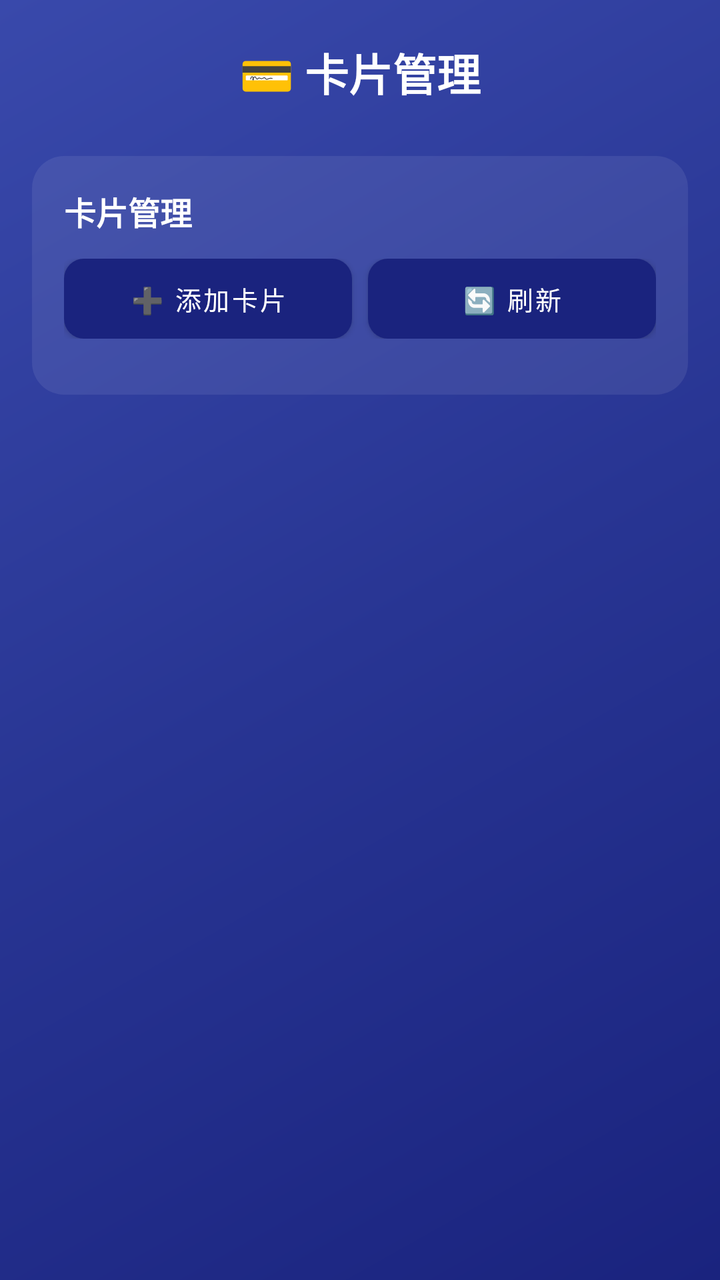
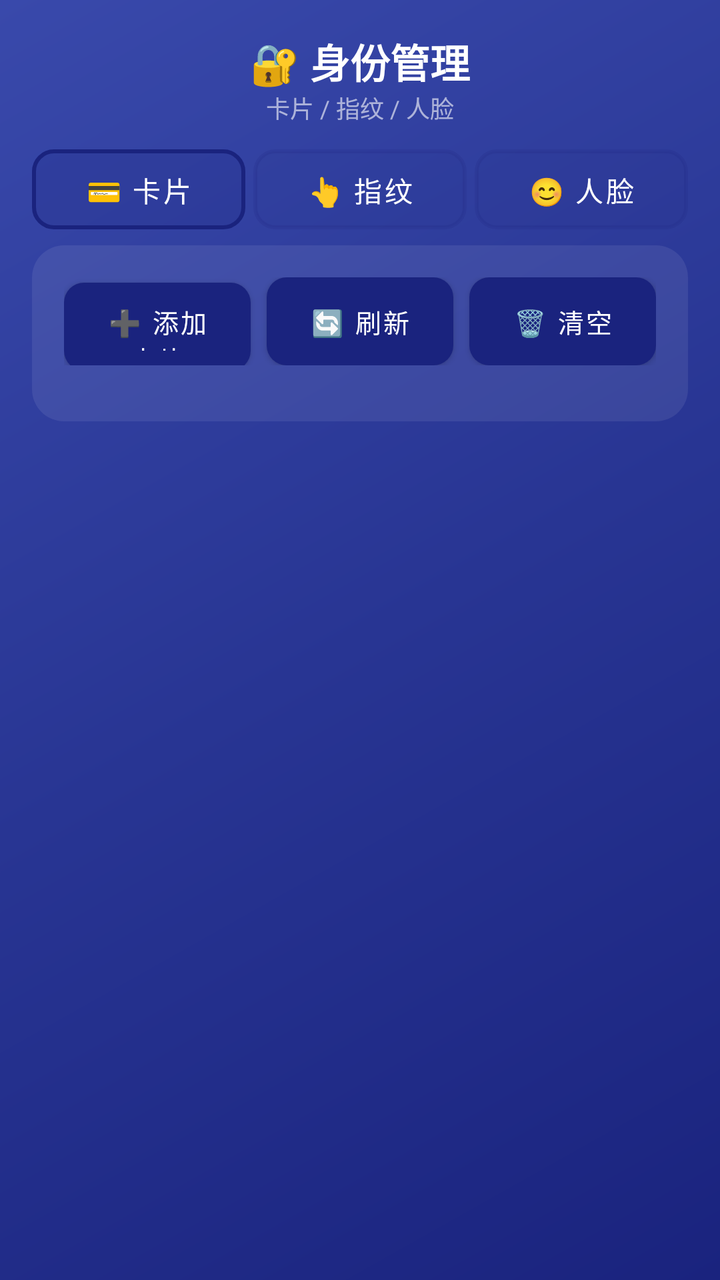

Screens rendered from an Android XML layout before and after an edit, with the pre-edit source and the edit as a unified diff.
<!-- AndroidManifest.xml: application theme Theme.SmartLock -->
<!-- res/layout/fragment_cards.xml -->
<?xml version="1.0" encoding="utf-8"?>
<ScrollView xmlns:android="http://schemas.android.com/apk/res/android"
    android:layout_width="match_parent"
    android:layout_height="match_parent"
    android:background="@drawable/bg_gradient">

    <LinearLayout
        android:layout_width="match_parent"
        android:layout_height="wrap_content"
        android:orientation="vertical"
        android:paddingBottom="80dp">

        <TextView
            android:layout_width="match_parent"
            android:layout_height="wrap_content"
            android:text="💳 卡片管理"
            android:textSize="22sp"
            android:textStyle="bold"
            android:textColor="#FFFFFF"
            android:gravity="center"
            android:paddingTop="20dp"
            android:paddingBottom="10dp"/>

        <LinearLayout
            android:layout_width="match_parent"
            android:layout_height="wrap_content"
            android:orientation="vertical"
            android:background="@drawable/bg_panel"
            android:layout_margin="16dp"
            android:padding="16dp">

            <TextView
                android:layout_width="wrap_content"
                android:layout_height="wrap_content"
                android:text="卡片管理"
                android:textSize="16sp"
                android:textStyle="bold"
                android:textColor="#FFFFFF"/>

            <LinearLayout
                android:layout_width="match_parent"
                android:layout_height="wrap_content"
                android:orientation="horizontal"
                android:layout_marginTop="12dp"
                android:layout_marginBottom="12dp">

                <Button
                    android:id="@+id/btn_add_card"
                    android:layout_width="0dp"
                    android:layout_height="40dp"
                    android:layout_weight="1"
                    android:layout_marginEnd="8dp"
                    android:background="@drawable/bg_btn_green"
                    android:text="➕ 添加卡片"
                    android:textSize="13sp"
                    android:textColor="#FFFFFF"/>

                <Button
                    android:id="@+id/btn_refresh_cards"
                    android:layout_width="0dp"
                    android:layout_height="40dp"
                    android:layout_weight="1"
                    android:background="@drawable/bg_btn_orange"
                    android:text="🔄 刷新"
                    android:textSize="13sp"
                    android:textColor="#FFFFFF"/>
            </LinearLayout>

            <LinearLayout
                android:id="@+id/cards_list"
                android:layout_width="match_parent"
                android:layout_height="wrap_content"
                android:orientation="vertical"/>
        </LinearLayout>

    </LinearLayout>
</ScrollView>
<!-- resources referenced by this layout -->
<resources>
  <!-- drawable bg_btn_green (drawable) -->
  <?xml version="1.0" encoding="utf-8"?>
  <shape xmlns:android="http://schemas.android.com/apk/res/android"
      android:shape="rectangle">
      <solid android:color="#4CAF50"/>
      <corners android:radius="10dp"/>
  </shape>
  <!-- drawable bg_btn_orange (drawable) -->
  <?xml version="1.0" encoding="utf-8"?>
  <shape xmlns:android="http://schemas.android.com/apk/res/android"
      android:shape="rectangle">
      <solid android:color="#FF9800"/>
      <corners android:radius="10dp"/>
  </shape>
  <!-- drawable bg_gradient (drawable) -->
  <?xml version="1.0" encoding="utf-8"?>
  <shape xmlns:android="http://schemas.android.com/apk/res/android"
      android:shape="rectangle">
      <gradient
          android:startColor="#1A237E"
          android:centerColor="#283593"
          android:endColor="#3949AB"
          android:angle="135"/>
  </shape>
  <!-- drawable bg_panel (drawable) -->
  <?xml version="1.0" encoding="utf-8"?>
  <shape xmlns:android="http://schemas.android.com/apk/res/android"
      android:shape="rectangle">
      <solid android:color="#14FFFFFF"/>
      <corners android:radius="16dp"/>
  </shape>
  <style name="Theme.SmartLock" parent="Theme.MaterialComponents.NoActionBar">
          <item name="colorPrimary">@color/primary</item>
          <item name="colorPrimaryDark">@color/primary_dark</item>
          <item name="colorAccent">@color/accent</item>
          <item name="android:windowBackground">@drawable/bg_gradient</item>
          <item name="android:statusBarColor">@android:color/transparent</item>
          <item name="android:navigationBarColor">#CC000000</item>
      </style>
  <color name="primary">#1A237E</color>
  <color name="primary_dark">#0D1642</color>
  <color name="accent">#4CAF50</color>
</resources>

<!-- the commit's change to res/layout/fragment_cards.xml (unified diff, before → after) -->
@@ -13,43 +13,86 @@
         <TextView
             android:layout_width="match_parent"
             android:layout_height="wrap_content"
-            android:text="💳 卡片管理"
-            android:textSize="22sp"
+            android:text="🔐 身份管理"
+            android:textSize="20sp"
             android:textStyle="bold"
             android:textColor="#FFFFFF"
             android:gravity="center"
-            android:paddingTop="20dp"
-            android:paddingBottom="10dp"/>
-
-        <LinearLayout
+            android:paddingTop="16dp"/>
+
+        <TextView
+            android:layout_width="match_parent"
+            android:layout_height="wrap_content"
+            android:text="卡片 / 指纹 / 人脸"
+            android:textSize="12sp"
+            android:textColor="#99FFFFFF"
+            android:gravity="center"
+            android:paddingBottom="12dp"/>
+
+        
+        <LinearLayout
+            android:layout_width="match_parent"
+            android:layout_height="wrap_content"
+            android:orientation="horizontal"
+            android:layout_marginStart="16dp"
+            android:layout_marginEnd="16dp"
+            android:layout_marginBottom="8dp">
+
+            <Button
+                android:id="@+id/btn_tab_card"
+                android:layout_width="0dp"
+                android:layout_height="40dp"
+                android:layout_weight="1"
+                android:background="@drawable/bg_mode_selected"
+                android:text="💳 卡片"
+                android:textSize="14sp"
+                android:textColor="#FFFFFF"/>
+
+            <Button
+                android:id="@+id/btn_tab_finger"
+                android:layout_width="0dp"
+                android:layout_height="40dp"
+                android:layout_weight="1"
+                android:layout_marginStart="4dp"
+                android:background="@drawable/bg_mode_normal"
+                android:text="👆 指纹"
+                android:textSize="14sp"
+                android:textColor="#FFFFFF"/>
+
+            <Button
+                android:id="@+id/btn_tab_face"
+                android:layout_width="0dp"
+                android:layout_height="40dp"
+                android:layout_weight="1"
+                android:layout_marginStart="4dp"
+                android:background="@drawable/bg_mode_normal"
+                android:text="😊 人脸"
+                android:textSize="14sp"
+                android:textColor="#FFFFFF"/>
+        </LinearLayout>
+
+        
+        <LinearLayout
+            android:id="@+id/panel_card"
             android:layout_width="match_parent"
             android:layout_height="wrap_content"
             android:orientation="vertical"
             android:background="@drawable/bg_panel"
-            android:layout_margin="16dp"
+            android:layout_marginStart="16dp"
+            android:layout_marginEnd="16dp"
             android:padding="16dp">
 
-            <TextView
-                android:layout_width="wrap_content"
-                android:layout_height="wrap_content"
-                android:text="卡片管理"
-                android:textSize="16sp"
-                android:textStyle="bold"
-                android:textColor="#FFFFFF"/>
-
-            <LinearLayout
-                android:layout_width="match_parent"
-                android:layout_height="wrap_content"
-                android:orientation="horizontal"
-                android:layout_marginTop="12dp"
-                android:layout_marginBottom="12dp">
+            <LinearLayout
+                android:layout_width="match_parent"
+                android:layout_height="wrap_content"
+                android:orientation="horizontal">
 
                 <Button
                     android:id="@+id/btn_add_card"
                     android:layout_width="0dp"
-                    android:layout_height="40dp"
-                    android:layout_weight="1"
-                    android:layout_marginEnd="8dp"
+                    android:layout_height="44dp"
+                    android:layout_weight="1"
+                    android:layout_marginEnd="4dp"
                     android:background="@drawable/bg_btn_green"
                     android:text="➕ 添加卡片"
                     android:textSize="13sp"
@@ -58,19 +101,155 @@
                 <Button
                     android:id="@+id/btn_refresh_cards"
                     android:layout_width="0dp"
-                    android:layout_height="40dp"
-                    android:layout_weight="1"
+                    android:layout_height="44dp"
+                    android:layout_weight="1"
+                    android:layout_marginStart="4dp"
+                    android:layout_marginEnd="4dp"
                     android:background="@drawable/bg_btn_orange"
                     android:text="🔄 刷新"
                     android:textSize="13sp"
                     android:textColor="#FFFFFF"/>
+
+                <Button
+                    android:id="@+id/btn_clear_cards"
+                    android:layout_width="0dp"
+                    android:layout_height="44dp"
+                    android:layout_weight="1"
+                    android:layout_marginStart="4dp"
+                    android:background="@drawable/bg_btn_red"
+                    android:text="🗑 清空"
+                    android:textSize="13sp"
+                    android:textColor="#FFFFFF"/>
             </LinearLayout>
 
             <LinearLayout
                 android:id="@+id/cards_list"
                 android:layout_width="match_parent"
                 android:layout_height="wrap_content"
-                android:orientation="vertical"/>
+                android:orientation="vertical"
+                android:layout_marginTop="12dp"/>
+        </LinearLayout>
+
+        
+        <LinearLayout
+            android:id="@+id/panel_finger"
+            android:layout_width="match_parent"
+            android:layout_height="wrap_content"
+            android:orientation="vertical"
+            android:background="@drawable/bg_panel"
+            android:layout_marginStart="16dp"
+            android:layout_marginEnd="16dp"
+            android:layout_marginTop="8dp"
+            android:padding="16dp"
+            android:visibility="gone">
+
+            <LinearLayout
+                android:layout_width="match_parent"
+                android:layout_height="wrap_content"
+                android:orientation="horizontal">
+
+                <Button
+                    android:id="@+id/btn_enroll_finger"
+                    android:layout_width="0dp"
+                    android:layout_height="44dp"
+                    android:layout_weight="1"
+                    android:layout_marginEnd="4dp"
+                    android:background="@drawable/bg_btn_green"
+                    android:text="➕ 录入指纹"
+                    android:textSize="13sp"
+                    android:textColor="#FFFFFF"/>
+
+                <Button
+                    android:id="@+id/btn_refresh_fingers"
+                    android:layout_width="0dp"
+                    android:layout_height="44dp"
+                    android:layout_weight="1"
+                    android:layout_marginStart="4dp"
+                    android:layout_marginEnd="4dp"
+                    android:background="@drawable/bg_btn_orange"
+                    android:text="🔄 刷新"
+                    android:textSize="13sp"
+                    android:textColor="#FFFFFF"/>
+
+                <Button
+                    android:id="@+id/btn_clear_fingers"
+                    android:layout_width="0dp"
+                    android:layout_height="44dp"
+                    android:layout_weight="1"
+                    android:layout_marginStart="4dp"
+                    android:background="@drawable/bg_btn_red"
+                    android:text="🗑 清空"
+                    android:textSize="13sp"
+                    android:textColor="#FFFFFF"/>
+            </LinearLayout>
+
+            <LinearLayout
+                android:id="@+id/fingers_list"
+                android:layout_width="match_parent"
+                android:layout_height="wrap_content"
+                android:orientation="vertical"
+                android:layout_marginTop="12dp"/>
+        </LinearLayout>
+
+        
+        <LinearLayout
+            android:id="@+id/panel_face"
+            android:layout_width="match_parent"
+            android:layout_height="wrap_content"
+            android:orientation="vertical"
+            android:background="@drawable/bg_panel"
+            android:layout_marginStart="16dp"
+            android:layout_marginEnd="16dp"
+            android:layout_marginTop="8dp"
+            android:padding="16dp"
+            android:visibility="gone">
+
+            <LinearLayout
+                android:layout_width="match_parent"
+                android:layout_height="wrap_content"
+                android:orientation="horizontal">
+
+                <Button
+                    android:id="@+id/btn_enroll_face"
+                    android:layout_width="0dp"
+                    android:layout_height="44dp"
+                    android:layout_weight="1"
+                    android:layout_marginEnd="4dp"
+                    android:background="@drawable/bg_btn_green"
+                    android:text="➕ 录入人脸"
+                    android:textSize="13sp"
+                    android:textColor="#FFFFFF"/>
+
+                <Button
+                    android:id="@+id/btn_refresh_faces"
+                    android:layout_width="0dp"
+                    android:layout_height="44dp"
+                    android:layout_weight="1"
+                    android:layout_marginStart="4dp"
+                    android:layout_marginEnd="4dp"
+                    android:background="@drawable/bg_btn_orange"
+                    android:text="🔄 刷新"
+                    android:textSize="13sp"
+                    android:textColor="#FFFFFF"/>
+
+                <Button
+                    android:id="@+id/btn_clear_faces"
+                    android:layout_width="0dp"
+                    android:layout_height="44dp"
+                    android:layout_weight="1"
+                    android:layout_marginStart="4dp"
+                    android:background="@drawable/bg_btn_red"
+                    android:text="🗑 清空"
+                    android:textSize="13sp"
+                    android:textColor="#FFFFFF"/>
+            </LinearLayout>
+
+            <LinearLayout
+                android:id="@+id/faces_list"
+                android:layout_width="match_parent"
+                android:layout_height="wrap_content"
+                android:orientation="vertical"
+                android:layout_marginTop="12dp"/>
         </LinearLayout>
 
     </LinearLayout>
<!-- resource entries referenced after the edit -->
@@ -14,6 +14,13 @@
       <solid android:color="#FF9800"/>
       <corners android:radius="10dp"/>
   </shape>
+  <!-- drawable bg_btn_red (drawable) -->
+  <?xml version="1.0" encoding="utf-8"?>
+  <shape xmlns:android="http://schemas.android.com/apk/res/android"
+      android:shape="rectangle">
+      <solid android:color="#F44336"/>
+      <corners android:radius="10dp"/>
+  </shape>
   <!-- drawable bg_gradient (drawable) -->
   <?xml version="1.0" encoding="utf-8"?>
   <shape xmlns:android="http://schemas.android.com/apk/res/android"
@@ -23,6 +30,22 @@
           android:centerColor="#283593"
           android:endColor="#3949AB"
           android:angle="135"/>
+  </shape>
+  <!-- drawable bg_mode_normal (drawable) -->
+  <?xml version="1.0" encoding="utf-8"?>
+  <shape xmlns:android="http://schemas.android.com/apk/res/android"
+      android:shape="rectangle">
+      <solid android:color="#1AFFFFFF"/>
+      <stroke android:width="2dp" android:color="#33FFFFFF"/>
+      <corners android:radius="10dp"/>
+  </shape>
+  <!-- drawable bg_mode_selected (drawable) -->
+  <?xml version="1.0" encoding="utf-8"?>
+  <shape xmlns:android="http://schemas.android.com/apk/res/android"
+      android:shape="rectangle">
+      <solid android:color="#334CAF50"/>
+      <stroke android:width="2dp" android:color="#4CAF50"/>
+      <corners android:radius="10dp"/>
   </shape>
   <!-- drawable bg_panel (drawable) -->
   <?xml version="1.0" encoding="utf-8"?>
